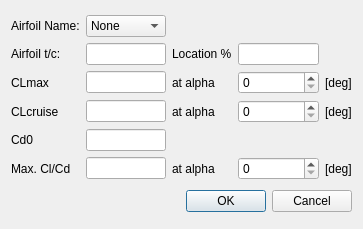
The window that gui/AirfoilDialog.ui (varun-sudarsanan/opaide) describes before a commit, drawn with Qt 5.
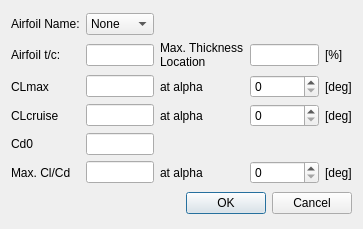
The same window after the commit.

```diff
--- a/gui/AirfoilDialog.ui
+++ b/gui/AirfoilDialog.ui
@@ -145,7 +145,8 @@
      <item row="1" column="2">
       <widget class="QLabel" name="label_10">
        <property name="text">
-        <string>Location %</string>
+        <string>Max. Thickness
+Location</string>
        </property>
       </widget>
      </item>
@@ -197,6 +198,13 @@
        </property>
       </widget>
      </item>
+     <item row="1" column="4">
+      <widget class="QLabel" name="label_14">
+       <property name="text">
+        <string>[%]</string>
+       </property>
+      </widget>
+     </item>
     </layout>
    </item>
    <item>
```
